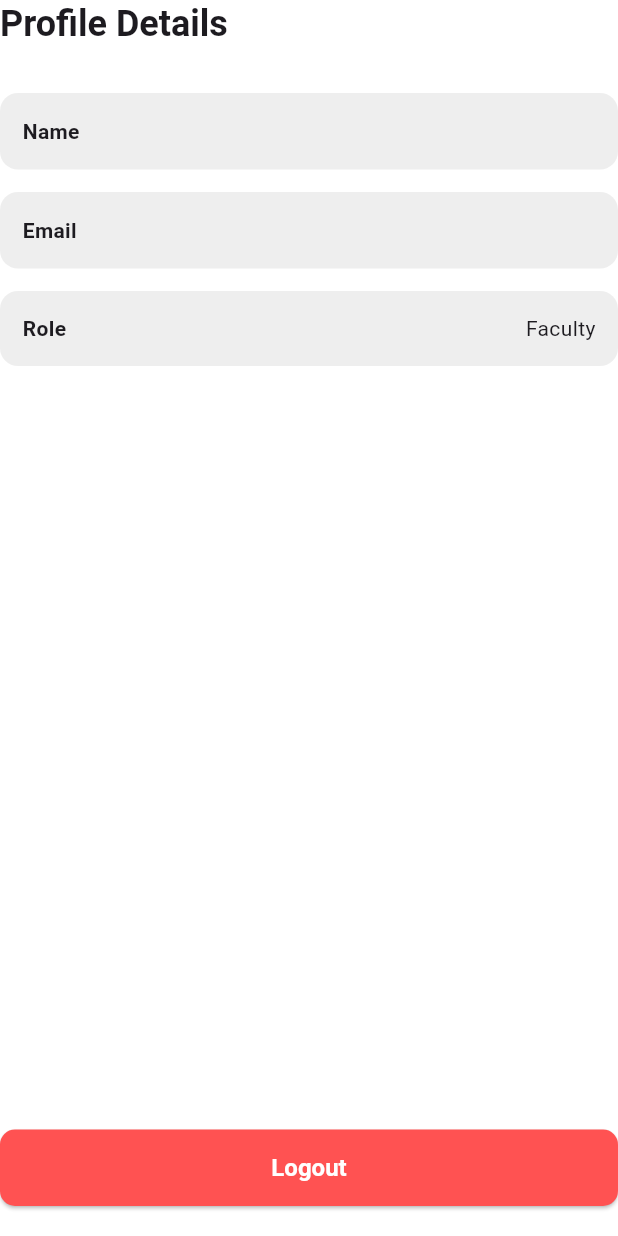
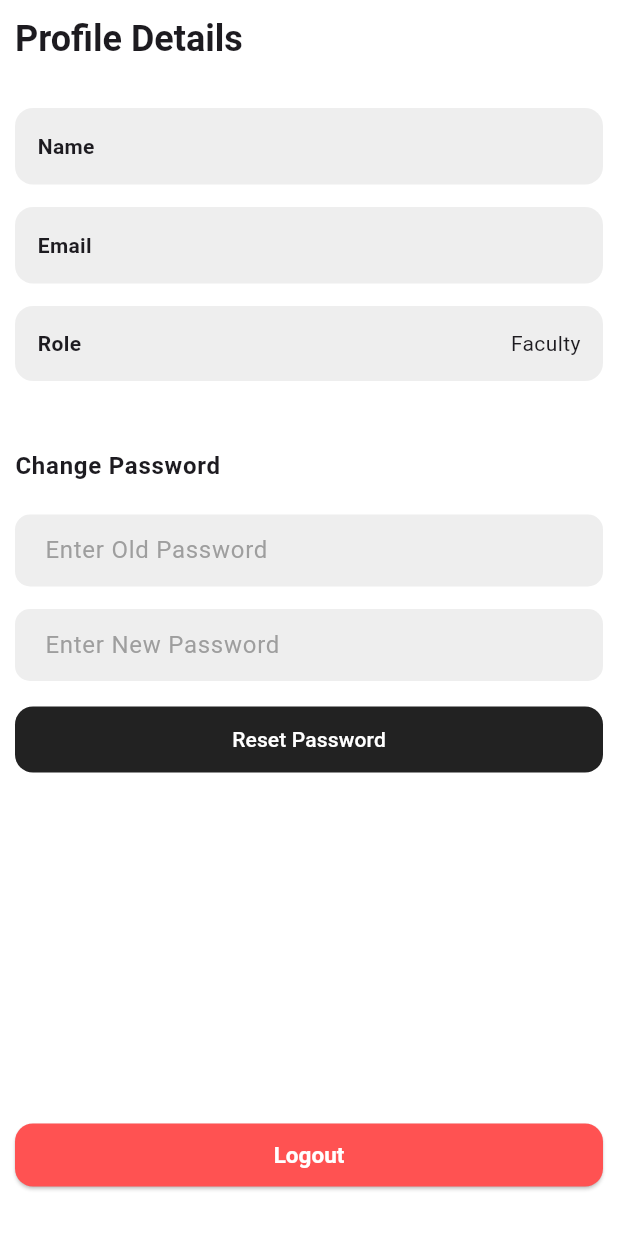
Before and after one commit to jainambarbhaya1509/Scheduler, a Flutter app: the ProfilePage screen opened directly with empty values, on a phone screen of 412 x 824 dp. Run offline on Flutter 3.47's test engine with Material 3 defaults, Android fonts, the light colour scheme and no system bars; our stand-ins replace cloud_firestore, file_picker, firebase_core, get; missing offline and left inert: excel; accounts and stored records are empty.

Commit message:
change password complete

```diff
--- a/lib/pages/profile/profile_page.dart
+++ b/lib/pages/profile/profile_page.dart
@@ -1,5 +1,6 @@
 import 'package:flutter/material.dart';
 import 'package:get/get.dart';
+import 'package:schedule/controller/login_controller.dart';
 import 'package:schedule/controller/profile_controller.dart';
 import 'package:schedule/controller/user_controller.dart';
 import 'package:schedule/pages/login/login_page.dart';
@@ -7,7 +8,10 @@ import 'package:schedule/pages/login/login_page.dart';
 class ProfilePage extends StatelessWidget {
   final String loggedEmail;
 
-  const ProfilePage({super.key, required this.loggedEmail});
+  ProfilePage({super.key, required this.loggedEmail});
+
+  final loginController = Get.put(LoginController());
+
 
   @override
   Widget build(BuildContext context) {
@@ -21,6 +25,7 @@ class ProfilePage extends StatelessWidget {
 
         return Container(
           margin: const EdgeInsets.only(bottom: 20),
+          padding: EdgeInsets.all(10),
           child: Column(
             crossAxisAlignment: CrossAxisAlignment.start,
             children: [
@@ -37,13 +42,26 @@ class ProfilePage extends StatelessWidget {
                 "Role",
                 controller.isHOD.value
                     ? "Head of Department / Faculty"
-                    : controller.isAdmin.value && !controller.isSuperAdmin.value && !controller.isHOD.value
+                    : controller.isAdmin.value &&
+                          !controller.isSuperAdmin.value &&
+                          !controller.isHOD.value
                     ? "Time Table Coordinator / Faculty"
                     : controller.isSuperAdmin.value
                     ? "Super Admin"
                     : "Faculty",
               ),
+              const SizedBox(height: 30),
+
+              Text(
+                "Change Password",
+                style: Theme.of(
+                  context,
+                ).textTheme.bodyLarge?.copyWith(fontWeight: FontWeight.bold),
+              ),
+              const SizedBox(height: 20),
+              _buildChangePassword(),
               const Spacer(),
+
               _buildLogoutButton(),
             ],
           ),
@@ -70,6 +88,70 @@ class ProfilePage extends StatelessWidget {
     );
   }
 
+  Widget _buildChangePassword() {
+    return Column(
+      children: [
+        _buildInputContainer(
+          child: TextFormField(
+            controller: loginController.oldPasswordController,
+            decoration: const InputDecoration(
+              border: InputBorder.none,
+              hintText: "Enter Old Password",
+              hintStyle: TextStyle(color: Colors.grey),
+            ),
+          ),
+        ),
+        const SizedBox(height: 15),
+        _buildInputContainer(
+          child: TextFormField(
+            controller: loginController.newPasswordController,
+            decoration: const InputDecoration(
+              border: InputBorder.none,
+              hintText: "Enter New Password",
+              hintStyle: TextStyle(color: Colors.grey),
+            ),
+          ),
+        ),
+        const SizedBox(height: 15),
+        _buildSubmitButton(),
+      ],
+    );
+  }
+
+  Widget _buildSubmitButton() {
+
+    return SizedBox(
+      width: double.infinity,
+      child: TextButton(
+        style: ButtonStyle(
+          backgroundColor: WidgetStateProperty.all(Colors.black87),
+          padding: WidgetStateProperty.all(
+            const EdgeInsets.symmetric(vertical: 12, horizontal: 10),
+          ),
+          shape: WidgetStateProperty.all(
+            RoundedRectangleBorder(borderRadius: BorderRadius.circular(12)),
+          ),
+        ),
+        onPressed: loginController.changePassword,
+        child: const Text(
+          "Reset Password",
+          style: TextStyle(color: Colors.white, fontWeight: FontWeight.w500),
+        ),
+      ),
+    );
+  }
+
+  Widget _buildInputContainer({required Widget child}) {
+    return Container(
+      padding: const EdgeInsets.symmetric(horizontal: 20),
+      decoration: BoxDecoration(
+        color: Colors.grey.shade200,
+        borderRadius: BorderRadius.circular(10),
+      ),
+      child: child,
+    );
+  }
+
   Widget _buildLogoutButton() {
     return SizedBox(
       width: double.infinity,
@@ -77,11 +159,11 @@ class ProfilePage extends StatelessWidget {
         style: ElevatedButton.styleFrom(
           backgroundColor: Colors.redAccent,
           foregroundColor: Colors.white,
-          padding: const EdgeInsets.symmetric(vertical: 16),
+          padding: const EdgeInsets.symmetric(vertical: 12, horizontal: 10),
           shape: RoundedRectangleBorder(
-            borderRadius: BorderRadius.circular(10),
+            borderRadius: BorderRadius.circular(12),
           ),
-          textStyle: const TextStyle(fontSize: 16, fontWeight: FontWeight.bold),
+          textStyle: const TextStyle(fontSize: 15, fontWeight: FontWeight.bold),
         ),
         onPressed: () {
           // Clear user state
--- a/lib/pages/requests/requests_page.dart
+++ b/lib/pages/requests/requests_page.dart
@@ -11,7 +11,10 @@ class RequestsPage extends StatelessWidget {
     final RequestsController controller = Get.put(RequestsController());
     final searchQuery = "".obs;
 
-    return Column(
+    return Container(
+      padding: EdgeInsets.all(10),
+
+      child: Column(
         crossAxisAlignment: CrossAxisAlignment.start,
         children: [
           Text(
@@ -25,6 +28,7 @@ class RequestsPage extends StatelessWidget {
           const SizedBox(height: 20),
           _buildRequestsList(context, controller, searchQuery),
         ],
+      ),
     );
   }
 
--- a/lib/pages/schedule/schedule_page.dart
+++ b/lib/pages/schedule/schedule_page.dart
@@ -33,7 +33,10 @@ class _SchedulePageState extends State<SchedulePage> {
 
   @override
   Widget build(BuildContext context) {
-    return Column(
+    return Container(
+          padding: EdgeInsets.all(10),
+
+      child: Column(
         crossAxisAlignment: CrossAxisAlignment.start,
         children: [
           _buildHeader(context),
@@ -42,6 +45,7 @@ class _SchedulePageState extends State<SchedulePage> {
           const SizedBox(height: 20),
           _buildAvailableClasses(),
         ],
+      ),
     );
   }
 
--- a/lib/pages/schedule/timings_page.dart
+++ b/lib/pages/schedule/timings_page.dart
@@ -228,7 +228,7 @@ class SelectTimings extends StatelessWidget {
                           ),
                         ),
                         Text(
-                          appliedUser.status,
+                          appliedUser.status == "Accepted" ? "Booked" : "Pending",
                           style: TextStyle(
                             fontSize: 13,
                             fontWeight: FontWeight.bold,
@@ -239,13 +239,9 @@ class SelectTimings extends StatelessWidget {
                         ),
                       ],
                     ),
-
-                  // If rejected → show nothing (normal free slot)
                 ],
               ),
             ),
-
-            // Arrow only when slot is free or rejected
             if (!isPendingOrAccepted)
               const Icon(Icons.arrow_forward_ios_rounded, size: 18),
           ],
```
Also changed, not shown: lib/controller/login_controller.dart (+59 -1 lines), lib/pages/schedule/notification_page.dart (+2 -50 lines), lib/pages/status/status_page.dart (+8 -5 lines), lib/widgets/notification_tile_widget.dart (added, +50 -0 lines). Lines whose indentation alone changed are shown as unchanged.
